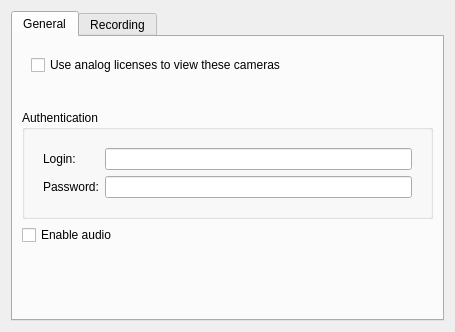
The window that client/src/ui/widgets/properties/multiple_camera_settings_widget.ui (networkoptix/nx_open) describes before a commit, drawn with Qt 5.
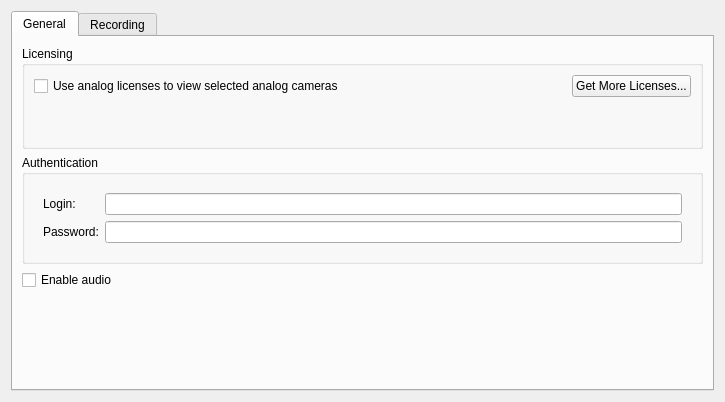
The same window after the commit. Custom widgets are drawn as their Qt base class.

Commit message:
Multiple Camera Settings widget reworked with new licensing scheme
<==== Mercurial data ====>
Branch: feature/1758

Patch:
```diff
--- a/client/src/ui/widgets/properties/multiple_camera_settings_widget.ui
+++ b/client/src/ui/widgets/properties/multiple_camera_settings_widget.ui
@@ -6,8 +6,8 @@
    <rect>
     <x>0</x>
     <y>0</y>
-    <width>455</width>
-    <height>332</height>
+    <width>725</width>
+    <height>402</height>
    </rect>
   </property>
   <property name="windowTitle">
@@ -23,22 +23,63 @@
       <attribute name="title">
        <string>General</string>
       </attribute>
-      <layout class="QVBoxLayout" name="verticalLayout_3">
+      <layout class="QVBoxLayout" name="verticalLayout_4">
        <item>
-        <widget class="QWidget" name="analogWidget" native="true">
-         <layout class="QVBoxLayout" name="verticalLayout_4">
+        <widget class="QGroupBox" name="analogGroupBox">
+         <property name="title">
+          <string>Licensing</string>
+         </property>
+         <layout class="QVBoxLayout" name="verticalLayout_3">
           <item>
-           <widget class="QCheckBox" name="analogViewCheckBox">
+           <layout class="QHBoxLayout" name="horizontalLayout_6">
+            <item>
+             <widget class="QCheckBox" name="analogViewCheckBox">
+              <property name="text">
+               <string>Use analog licenses to view selected analog cameras</string>
+              </property>
+              <property name="tristate">
+               <bool>true</bool>
+              </property>
+             </widget>
+            </item>
+            <item>
+             <spacer name="horizontalSpacer_2">
+              <property name="orientation">
+               <enum>Qt::Horizontal</enum>
+              </property>
+              <property name="sizeHint" stdset="0">
+               <size>
+                <width>40</width>
+                <height>20</height>
+               </size>
+              </property>
+             </spacer>
+            </item>
+            <item>
+             <widget class="QLabel" name="requiredLicensesLabel_2">
+              <property name="text">
+               <string/>
+              </property>
+             </widget>
+            </item>
+            <item>
+             <widget class="QPushButton" name="moreLicensesButton">
+              <property name="text">
+               <string>Get More Licenses...</string>
+              </property>
+             </widget>
+            </item>
+           </layout>
+          </item>
+          <item>
+           <widget class="QLabel" name="digitalLicensesLabel">
             <property name="text">
-             <string>Use analog licenses to view these cameras</string>
-            </property>
-            <property name="tristate">
-             <bool>true</bool>
+             <string/>
             </property>
            </widget>
           </item>
           <item>
-           <widget class="QLabel" name="analogLicenseUsage">
+           <widget class="QLabel" name="analogLicensesLabel">
             <property name="text">
              <string/>
             </property>
```
The commit also changes 7 other files.
